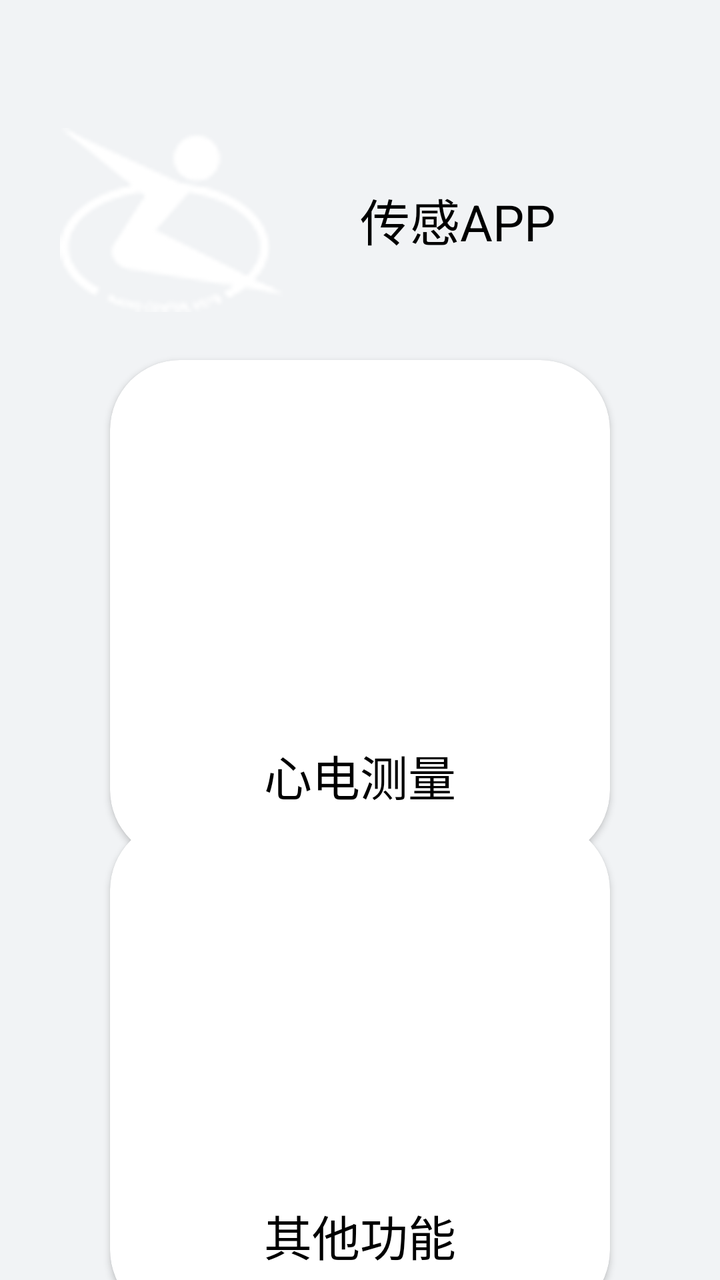
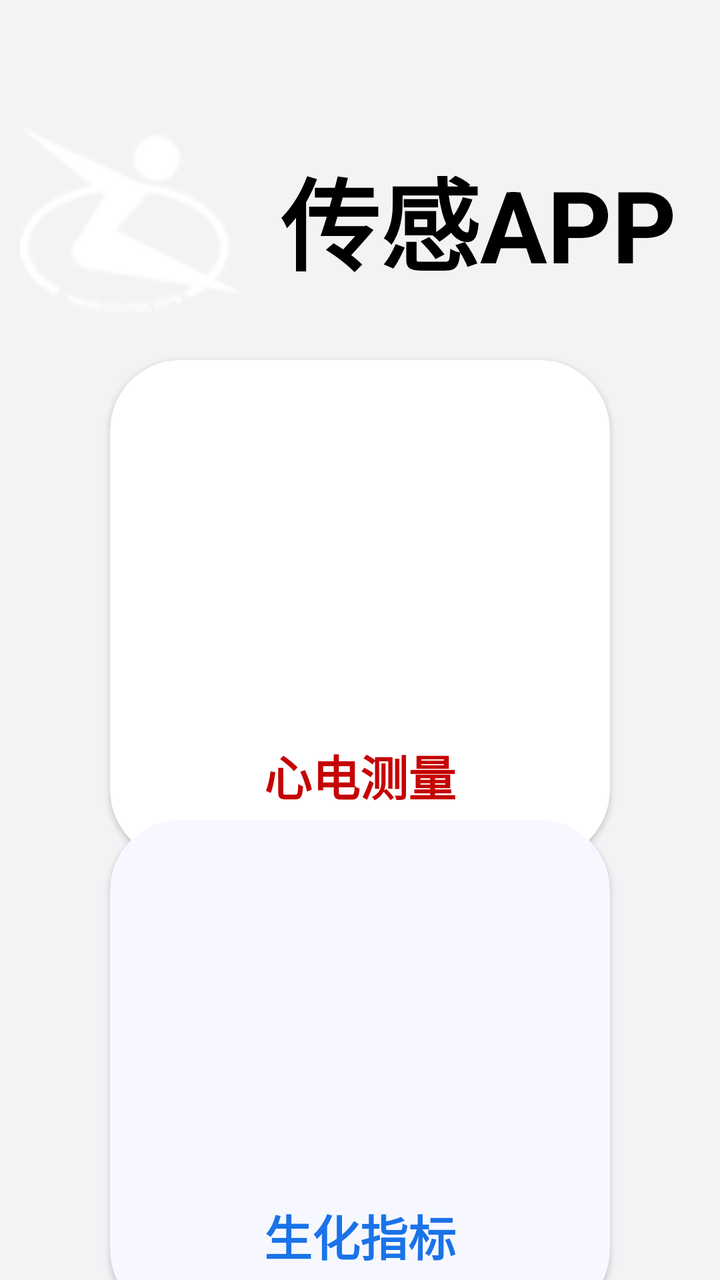

Compare the two renders of this Android layout. The source of the first and the diff that turns it into the second are given below.
<!-- AndroidManifest.xml: activity theme Theme.MainPage -->
<!-- res/layout/activity_main.xml -->
<?xml version="1.0" encoding="utf-8"?>
<androidx.constraintlayout.widget.ConstraintLayout xmlns:android="http://schemas.android.com/apk/res/android"
    xmlns:app="http://schemas.android.com/apk/res-auto"
    xmlns:tools="http://schemas.android.com/tools"
    android:id="@+id/constraintLayout"
    android:layout_width="match_parent"
    android:layout_height="match_parent"
    android:background="@color/GrayBackgroundColor"
    tools:context=".MainActivity">

    <androidx.cardview.widget.CardView
        android:id="@+id/ECGcardView"
        android:layout_width="250dp"
        android:layout_height="250dp"
        app:cardBackgroundColor="@color/white"
        app:cardCornerRadius="35dp"
        android:layout_marginTop="10dp"
        app:layout_constraintEnd_toEndOf="parent"
        app:layout_constraintStart_toStartOf="parent"
        app:layout_constraintTop_toBottomOf="@+id/liner">

        <LinearLayout
            android:layout_width="wrap_content"
            android:layout_height="wrap_content"
            android:layout_gravity="center"
            android:orientation="horizontal">
            
            <LinearLayout
                android:id="@+id/cECG_Layout"
                android:layout_width="wrap_content"
                android:layout_height="wrap_content"
                android:orientation="vertical">

                <ImageView
                    android:layout_width="200dp"
                    android:layout_height="165dp"
                    app:srcCompat="@drawable/logo" />

                <TextView
                    android:layout_width="match_parent"
                    android:layout_height="wrap_content"
                    android:gravity="center"
                    android:text="@string/main_ECG"
                    android:textColor="@color/black"
                    android:textSize="24sp" />

            </LinearLayout>
        </LinearLayout>

    </androidx.cardview.widget.CardView>


    <androidx.cardview.widget.CardView
        android:id="@+id/Spo2CardView"
        android:layout_width="250dp"
        android:layout_height="250dp"
        app:cardBackgroundColor="@color/white"
        app:cardCornerRadius="35dp"
        app:layout_constraintBottom_toBottomOf="parent"
        app:layout_constraintEnd_toEndOf="parent"
        app:layout_constraintStart_toStartOf="parent"
        app:layout_constraintTop_toBottomOf="@+id/ECGcardView">

        <LinearLayout
            android:layout_width="wrap_content"
            android:layout_height="wrap_content"
            android:layout_gravity="center"
            android:orientation="horizontal">
            
            <LinearLayout
                android:id="@+id/Spo2_Layout"
                android:layout_width="wrap_content"
                android:layout_height="wrap_content"
                android:orientation="vertical">

                <ImageView
                    android:layout_width="200dp"
                    android:layout_height="165dp"
                    app:srcCompat="@drawable/desklogo" />

                <TextView
                    android:layout_width="match_parent"
                    android:layout_height="wrap_content"
                    android:gravity="center"
                    android:text="其他功能"
                    android:textColor="@color/black"
                    android:textSize="24sp" />

            </LinearLayout>
        </LinearLayout>

    </androidx.cardview.widget.CardView>








    <LinearLayout
        android:id="@+id/liner"
        android:layout_width="match_parent"
        android:layout_height="0dp"
        android:layout_marginTop="50dp"
        app:layout_constraintEnd_toEndOf="parent"
        app:layout_constraintStart_toStartOf="parent"
        app:layout_constraintTop_toTopOf="parent">

        <ImageView

            android:id="@+id/logo"
            android:layout_width="120dp"
            android:layout_height="120dp"
            android:layout_centerHorizontal="true"
            android:layout_marginLeft="30dp"
            android:src="@drawable/aaist" />

        <TextView
            android:id="@+id/title"
            android:layout_width="wrap_content"
            android:layout_height="wrap_content"
            android:layout_gravity="center"
            android:layout_marginLeft="30dp"
            android:text="@string/app_name"
            android:textColor="@color/black"
            android:textSize="25sp" />

    </LinearLayout>

</androidx.constraintlayout.widget.ConstraintLayout>
<!-- resources referenced by this layout -->
<resources>
  <color name="GrayBackgroundColor">#F1F3F5</color>
  <color name="black">#FF000000</color>
  <color name="white">#FFFFFFFF</color>
  <!-- drawable aaist: png bitmap (drawable, 7007 bytes) -->
  <!-- drawable desklogo: jpg bitmap (drawable, 71954 bytes) -->
  <!-- drawable logo: png bitmap (drawable, 65064 bytes) -->
  <string name="app_name">传感APP</string>
  <string name="main_ECG">心电测量</string>
  <style name="Theme.MainPage" parent="Theme.AppCompat.Light.DarkActionBar">
              <item name="colorPrimaryDark">@color/GrayBackgroundColor</item>
              <item name="android:statusBarColor">@color/GrayBackgroundColor</item>
              <item name="android:textColorPrimary">@color/gray</item>
          </style>
  <color name="gray">#656565</color>
</resources>

<!-- the commit's change to res/layout/activity_main.xml (unified diff, before → after) -->
@@ -41,12 +41,12 @@
                     android:layout_height="wrap_content"
                     android:gravity="center"
                     android:text="@string/main_ECG"
-                    android:textColor="@color/black"
+                    android:textColor="@color/red"
+                    android:textStyle="bold"
                     android:textSize="24sp" />
 
             </LinearLayout>
         </LinearLayout>
-
     </androidx.cardview.widget.CardView>
 
 
@@ -54,7 +54,7 @@
         android:id="@+id/Spo2CardView"
         android:layout_width="250dp"
         android:layout_height="250dp"
-        app:cardBackgroundColor="@color/white"
+        app:cardBackgroundColor="#F7F8FF"
         app:cardCornerRadius="35dp"
         app:layout_constraintBottom_toBottomOf="parent"
         app:layout_constraintEnd_toEndOf="parent"
@@ -68,7 +68,7 @@
             android:orientation="horizontal">
             
             <LinearLayout
-                android:id="@+id/Spo2_Layout"
+                android:id="@+id/recdataid"
                 android:layout_width="wrap_content"
                 android:layout_height="wrap_content"
                 android:orientation="vertical">
@@ -76,14 +76,15 @@
                 <ImageView
                     android:layout_width="200dp"
                     android:layout_height="165dp"
-                    app:srcCompat="@drawable/desklogo" />
+                    app:srcCompat="@drawable/linechart" />
 
                 <TextView
                     android:layout_width="match_parent"
                     android:layout_height="wrap_content"
                     android:gravity="center"
-                    android:text="其他功能"
-                    android:textColor="@color/black"
+                    android:text="生化指标"
+                    android:textColor="@color/blue"
+                    android:textStyle="bold"
                     android:textSize="24sp" />
 
             </LinearLayout>
@@ -113,7 +114,7 @@
             android:layout_width="120dp"
             android:layout_height="120dp"
             android:layout_centerHorizontal="true"
-            android:layout_marginLeft="30dp"
+            android:layout_marginLeft="10dp"
             android:src="@drawable/aaist" />
 
         <TextView
@@ -121,10 +122,11 @@
             android:layout_width="wrap_content"
             android:layout_height="wrap_content"
             android:layout_gravity="center"
-            android:layout_marginLeft="30dp"
+            android:layout_marginLeft="10dp"
             android:text="@string/app_name"
+            android:textStyle="bold"
             android:textColor="@color/black"
-            android:textSize="25sp" />
+            android:textSize="50sp" />
 
     </LinearLayout>
 
<!-- resource entries referenced after the edit -->
@@ -2,9 +2,11 @@
 <resources>
   <color name="GrayBackgroundColor">#F1F3F5</color>
   <color name="black">#FF000000</color>
+  <color name="blue">#1A73E8</color>
+  <color name="red">#C50303</color>
   <color name="white">#FFFFFFFF</color>
   <!-- drawable aaist: png bitmap (drawable, 7007 bytes) -->
-  <!-- drawable desklogo: jpg bitmap (drawable, 71954 bytes) -->
+  <!-- drawable linechart: png bitmap (drawable, 12598 bytes) -->
   <!-- drawable logo: png bitmap (drawable, 65064 bytes) -->
   <string name="app_name">传感APP</string>
   <string name="main_ECG">心电测量</string>
